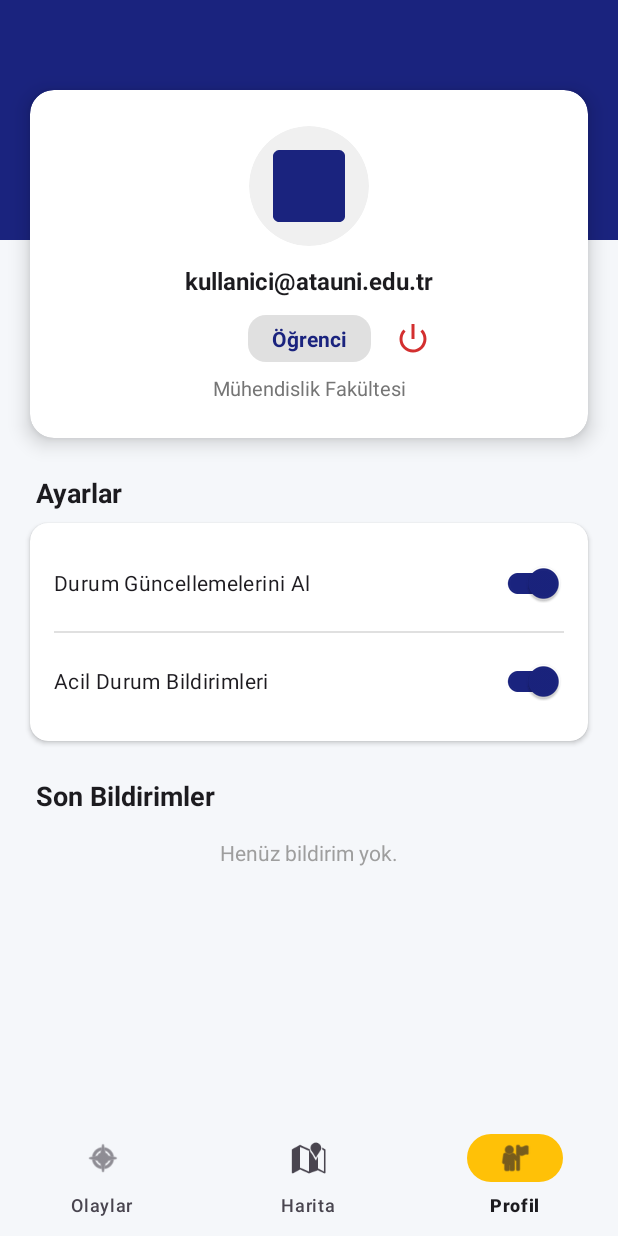
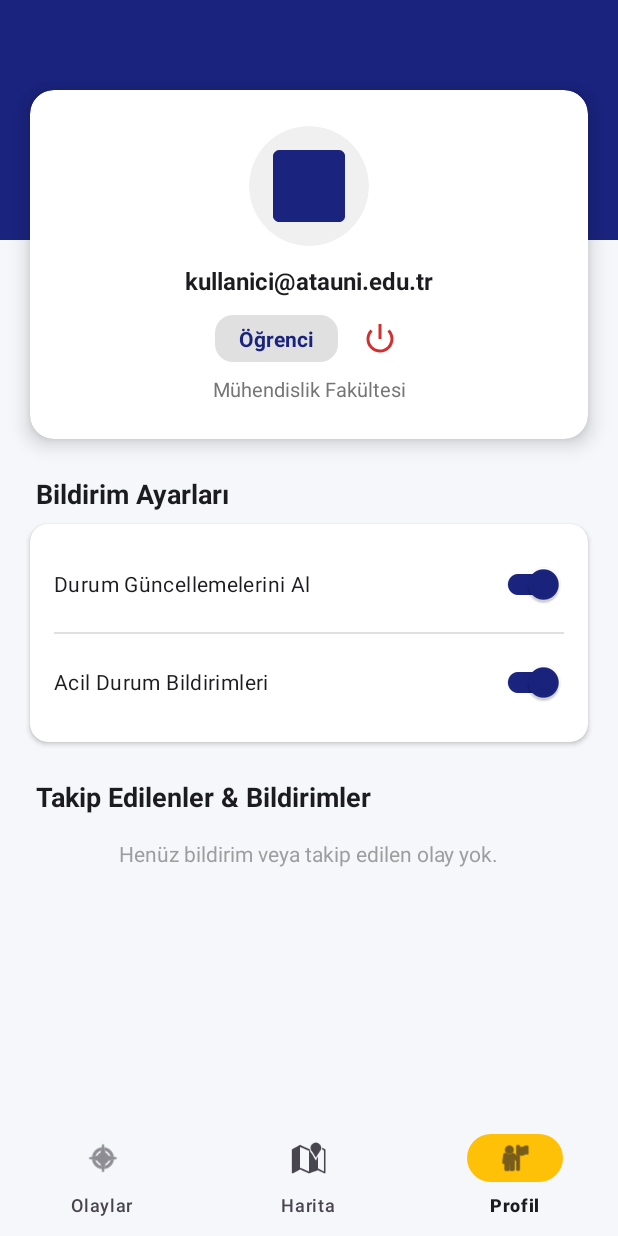
Before and after one commit to alisemiz/Akilli_Kampus_Uygulamasi, an Android app: the ProfileFragment screen opened through its navigation route, on a phone screen of 412 x 824 dp. Run offline under Robolectric (Android 15) with nearby library versions, the phone set to English and light mode, and no system bars; our stand-ins replace Firebase (no records; nobody signed in at launch, a user with empty details on screens opened directly), navigation-ui.

Commit message:
Bildirim ayarları kısmı halledildi: Bildirim kapatma ve açma yapıldı.

```diff
--- a/app/src/main/java/com/alisemiz/akilli_kampus_uygulamasi/MainActivity.kt
+++ b/app/src/main/java/com/alisemiz/akilli_kampus_uygulamasi/MainActivity.kt
@@ -32,31 +32,26 @@ class MainActivity : AppCompatActivity() {
     private val db = FirebaseFirestore.getInstance()
     private val auth = FirebaseAuth.getInstance()
 
-    // Bildirim Dinleyicileri
     private var followListener: ListenerRegistration? = null
     private var emergencyListener: ListenerRegistration? = null
+
     private val appStartTime = Date()
-
-    // Auth Durum Dinleyicisi
     private lateinit var authStateListener: FirebaseAuth.AuthStateListener
 
-    // Bildirim İzni İsteyici (Android 13+ için gerekli)
     private val requestPermissionLauncher = registerForActivityResult(
         ActivityResultContracts.RequestPermission()
     ) { isGranted: Boolean ->
         if (!isGranted) {
-            Toast.makeText(this, "Acil durum bildirimlerini almak için izin vermelisiniz.", Toast.LENGTH_LONG).show()
+            Toast.makeText(this, "Bildirim izni verilmedi.", Toast.LENGTH_LONG).show()
         }
     }
 
     override fun onCreate(savedInstanceState: Bundle?) {
         super.onCreate(savedInstanceState)
-
-        // 1. Tasarımı Yükle
         binding = ActivityMainBinding.inflate(layoutInflater)
         setContentView(binding.root)
 
-        // 2. Tam Ekran Modu (Safe Immersive Mode)
+        // Tam Ekran Ayarları
         window.decorView.post {
             if (Build.VERSION.SDK_INT >= Build.VERSION_CODES.R) {
                 window.insetsController?.let { controller ->
@@ -66,47 +61,34 @@ class MainActivity : AppCompatActivity() {
             } else {
                 @Suppress("DEPRECATION")
                 window.decorView.systemUiVisibility = (
-                        View.SYSTEM_UI_FLAG_FULLSCREEN
-                                or View.SYSTEM_UI_FLAG_HIDE_NAVIGATION
-                                or View.SYSTEM_UI_FLAG_IMMERSIVE_STICKY
+                        View.SYSTEM_UI_FLAG_FULLSCREEN or View.SYSTEM_UI_FLAG_HIDE_NAVIGATION or View.SYSTEM_UI_FLAG_IMMERSIVE_STICKY
                         )
             }
         }
 
-        // 3. Bildirim İzni İste (Uygulama açılınca)
         askNotificationPermission()
 
-        // 4. Navigasyon Ayarları
         val navHostFragment = supportFragmentManager.findFragmentById(R.id.fragmentContainerView) as NavHostFragment
         val navController = navHostFragment.navController
         binding.bottomNavigationView.setupWithNavController(navController)
 
-        // 5. Menü Görünürlük Ayarları
         navController.addOnDestinationChangedListener { _, destination, _ ->
             when (destination.id) {
-                R.id.homeFragment,
-                R.id.mapFragment,
-                R.id.profileFragment,
-                R.id.notificationsFragment -> { // Takip sekmesi burada
+                R.id.homeFragment, R.id.mapFragment, R.id.profileFragment -> {
                     binding.bottomNavigationView.visibility = View.VISIBLE
                 }
-                else -> {
-                    binding.bottomNavigationView.visibility = View.GONE
-                }
+                else -> binding.bottomNavigationView.visibility = View.GONE
             }
         }
 
         createNotificationChannel()
 
-        // 6. Auth Listener
         authStateListener = FirebaseAuth.AuthStateListener { firebaseAuth ->
             val user = firebaseAuth.currentUser
             if (user != null) {
-                checkRoleAndAdjustMenu(user.uid)
                 baslatBildirimTakibi()
             } else {
-                followListener?.remove()
-                emergencyListener?.remove()
+                durdurDinleyiciler()
             }
         }
     }
@@ -129,48 +111,33 @@ class MainActivity : AppCompatActivity() {
         auth.removeAuthStateListener(authStateListener)
     }
 
-    private fun checkRoleAndAdjustMenu(uid: String) {
-        db.collection("users").document(uid).get()
-            .addOnSuccessListener { document ->
-                if (document.exists()) {
-                    // Herkes (Admin ve User) takip sekmesini görsün
-                    val menu = binding.bottomNavigationView.menu
-                    menu.findItem(R.id.notificationsFragment)?.isVisible = true
-                }
-            }
-    }
-
     override fun onResume() {
         super.onResume()
-        if (auth.currentUser != null) {
-            baslatBildirimTakibi()
-        }
+        if (auth.currentUser != null) baslatBildirimTakibi()
     }
 
     private fun baslatBildirimTakibi() {
+        durdurDinleyiciler()
         val uid = auth.currentUser?.uid ?: return
-        val sharedPref = getSharedPreferences("AppSettings", Context.MODE_PRIVATE)
 
-        if (!sharedPref.getBoolean("notifications_enabled", true)) return
-
-        followListener?.remove()
-        emergencyListener?.remove()
-
-        // 1. Takip Edilen Olaylar
+        // 1. TAKİP BİLDİRİMLERİ (Normal)
         followListener = db.collection("incidents")
             .whereArrayContains("followers", uid)
             .addSnapshotListener { snapshots, e ->
                 if (e != null) return@addSnapshotListener
+
                 for (doc in snapshots!!.documentChanges) {
                     if (doc.type == DocumentChange.Type.MODIFIED) {
                         val title = doc.document.getString("title") ?: "Olay"
                         val newStatus = doc.document.getString("status") ?: "Güncellendi"
-                        bildirimGonder("Durum Güncellemesi", "$title durumu '$newStatus' oldu.")
+
+                        // False -> Normal Bildirim
+                        bildirimGonder("Durum Güncellemesi", "$title durumu '$newStatus' oldu.", false)
                     }
                 }
             }
 
-        // 2. Acil Durumlar (Sadece yeniler)
+        // 2. ACİL DURUMLAR
         emergencyListener = db.collection("incidents")
             .whereEqualTo("status", "ACİL")
             .addSnapshotListener { snapshots, e ->
@@ -181,27 +148,55 @@ class MainActivity : AppCompatActivity() {
                         if (timestamp != null && timestamp.after(appStartTime)) {
                             val title = doc.document.getString("title") ?: "ACİL DURUM"
                             val desc = doc.document.getString("description") ?: "Kampüste acil durum!"
-                            bildirimGonder("⚠️ $title", desc)
+
+                            // True -> Acil Bildirim
+                            bildirimGonder("⚠️ $title", desc, true)
                         }
                     }
                 }
             }
     }
 
-    private fun bildirimGonder(baslik: String, icerik: String) {
+    private fun durdurDinleyiciler() {
+        followListener?.remove()
+        emergencyListener?.remove()
+    }
+
+    private fun bildirimGonder(baslik: String, icerik: String, isEmergency: Boolean) {
+        val sharedPref = getSharedPreferences("AppSettings", Context.MODE_PRIVATE)
+        val allowStatusUpdates = sharedPref.getBoolean("pref_status_updates", true)
+        val allowEmergency = sharedPref.getBoolean("pref_emergency", true)
+
+        // AYAR KONTROLÜ
+        if (isEmergency) {
+            if (!allowEmergency) return
+        } else {
+            if (!allowStatusUpdates) return
+        }
+
+        // İZİN KONTROLÜ
         if (Build.VERSION.SDK_INT >= Build.VERSION_CODES.TIRAMISU) {
             if (ActivityCompat.checkSelfPermission(this, Manifest.permission.POST_NOTIFICATIONS) != PackageManager.PERMISSION_GRANTED) {
                 return
             }
         }
 
-        val builder = NotificationCompat.Builder(this, "CHANNEL_ID")
-            .setSmallIcon(android.R.drawable.stat_sys_warning)
+        // KANAL AYARLARI (GÜNCELLENDİ: Kanal ID'si değiştiği için ayarlar sıfırlanacak ve sesli gelecek)
+        val channelId = if (isEmergency) "EMERGENCY_CHANNEL" else "DEFAULT_CHANNEL_V2" // V2 ekledik ki ayar yenilensin
+
+        // ÖNEMLİ: Normal bildirimleri de HIGH yaptık ki ekrana düşsün
+        val priority = NotificationCompat.PRIORITY_MAX
+        val vibratePattern = longArrayOf(0, 500, 200, 500)
+
+        val icon = if (isEmergency) android.R.drawable.stat_sys_warning else android.R.drawable.ic_popup_reminder
+
+        val builder = NotificationCompat.Builder(this, channelId)
+            .setSmallIcon(icon)
             .setContentTitle(baslik)
             .setContentText(icerik)
             .setStyle(NotificationCompat.BigTextStyle().bigText(icerik))
-            .setPriority(NotificationCompat.PRIORITY_MAX)
-            .setVibrate(longArrayOf(0, 500, 200, 500))
+            .setPriority(priority)
+            .setVibrate(vibratePattern)
             .setAutoCancel(true)
 
         with(NotificationManagerCompat.from(this)) {
@@ -211,11 +206,21 @@ class MainActivity : AppCompatActivity() {
 
     private fun createNotificationChannel() {
         if (Build.VERSION.SDK_INT >= Build.VERSION_CODES.O) {
-            val channel = NotificationChannel("CHANNEL_ID", "Olay Bildirimleri", NotificationManager.IMPORTANCE_HIGH).apply {
-                description = "Acil durum ve takip bildirimleri"
+            val notificationManager = getSystemService(Context.NOTIFICATION_SERVICE) as NotificationManager
+
+            // Acil Durum Kanalı
+            val emergencyChannel = NotificationChannel("EMERGENCY_CHANNEL", "Acil Durumlar", NotificationManager.IMPORTANCE_HIGH).apply {
+                description = "Yüksek öncelikli acil durum bildirimleri"
                 enableVibration(true)
             }
-            getSystemService(NotificationManager::class.java).createNotificationChannel(channel)
+            notificationManager.createNotificationChannel(emergencyChannel)
+
+            // GÜNCELLENDİ: Normal Kanal (V2) - Artık bu da IMPORTANCE_HIGH (Sesli ve Pop-up)
+            val defaultChannel = NotificationChannel("DEFAULT_CHANNEL_V2", "Takip Bildirimleri", NotificationManager.IMPORTANCE_HIGH).apply {
+                description = "Olay durum güncellemeleri"
+                enableVibration(true)
+            }
+            notificationManager.createNotificationChannel(defaultChannel)
         }
     }
 }
--- a/app/src/main/java/com/alisemiz/akilli_kampus_uygulamasi/ui/profile/ProfileFragment.kt
+++ b/app/src/main/java/com/alisemiz/akilli_kampus_uygulamasi/ui/profile/ProfileFragment.kt
@@ -1,11 +1,11 @@
 package com.alisemiz.akilli_kampus_uygulamasi.ui.profile
 
+import android.content.Context
 import android.content.Intent
 import android.os.Bundle
 import android.view.LayoutInflater
 import android.view.View
 import android.view.ViewGroup
-import android.widget.Toast
 import androidx.fragment.app.Fragment
 import androidx.navigation.fragment.findNavController
 import androidx.recyclerview.widget.LinearLayoutManager
@@ -37,22 +37,47 @@ class ProfileFragment : Fragment() {
     override fun onViewCreated(view: View, savedInstanceState: Bundle?) {
         super.onViewCreated(view, savedInstanceState)
 
+        // Verileri Yükle
         kullaniciBilgileriniGetir()
         setupRecyclerView()
         takipEdilenleriGetir()
 
-        // ÇIKIŞ YAPMA İŞLEMİ (DÜZELTİLEN KISIM)
+        // YENİ: Ayarları Yönet (Switch'leri çalıştırır)
+        bildirimAyarlariniYonet()
+
+        // ÇIKIŞ YAPMA İŞLEMİ
         binding.btnLogout.setOnClickListener {
             // 1. Firebase'den çıkış yap
             auth.signOut()
 
-            // 2. Uygulamayı/Aktiviteyi yeniden başlat
-            // Bu işlem uygulamayı kapatıp açmış gibi yapar, böylece LoginFragment'a döner.
+            // 2. Uygulamayı yeniden başlatarak Login ekranına at
             val intent = requireActivity().intent
             requireActivity().finish()
             startActivity(intent)
         }
     }
+
+    // --- YENİ EKLENEN FONKSİYON: AYARLAR MANTIĞI ---
+    private fun bildirimAyarlariniYonet() {
+        // SharedPreferences (Hafıza) Erişim
+        val sharedPref = requireActivity().getSharedPreferences("AppSettings", Context.MODE_PRIVATE)
+
+        // 1. Mevcut Durumu Yükle (Varsayılan: true/açık)
+        // Uygulama açıldığında switch'lerin doğru konumda durmasını sağlar.
+        binding.switchStatus.isChecked = sharedPref.getBoolean("pref_status_updates", true)
+        binding.switchEmergency.isChecked = sharedPref.getBoolean("pref_emergency", true)
+
+        // 2. Switch Değişikliklerini Dinle ve Kaydet
+        // Kullanıcı butona bastığı an yeni durumu hafızaya yazar.
+        binding.switchStatus.setOnCheckedChangeListener { _, isChecked ->
+            sharedPref.edit().putBoolean("pref_status_updates", isChecked).apply()
+        }
+
+        binding.switchEmergency.setOnCheckedChangeListener { _, isChecked ->
+            sharedPref.edit().putBoolean("pref_emergency", isChecked).apply()
+        }
+    }
+    // ------------------------------------------------
 
     private fun kullaniciBilgileriniGetir() {
         val uid = auth.currentUser?.uid ?: return
@@ -76,11 +101,10 @@ class ProfileFragment : Fragment() {
             listOf(),
             onClick = { id ->
                 val bundle = Bundle().apply { putString("incidentId", id) }
-                // Navigasyon hatası olursa uygulama çökmesin diye try-catch
                 try {
                     findNavController().navigate(R.id.incidentDetailFragment, bundle)
                 } catch (e: Exception) {
-                    // Eğer global action yoksa hata verebilir, ama genelde ID ile çalışır
+                    e.printStackTrace()
                 }
             },
             onLongClick = {}
--- a/app/src/main/res/layout/fragment_profile.xml
+++ b/app/src/main/res/layout/fragment_profile.xml
@@ -70,6 +70,17 @@
                     app:layout_constraintStart_toStartOf="parent"
                     app:layout_constraintEnd_toEndOf="parent"/>
 
+                <LinearLayout
+                    android:id="@+id/layoutRoleLogout"
+                    android:layout_width="wrap_content"
+                    android:layout_height="wrap_content"
+                    android:orientation="horizontal"
+                    android:gravity="center_vertical"
+                    android:layout_marginTop="12dp"
+                    app:layout_constraintTop_toBottomOf="@id/tvUserEmail"
+                    app:layout_constraintStart_toStartOf="parent"
+                    app:layout_constraintEnd_toEndOf="parent">
+
                     <TextView
                         android:id="@+id/tvUserRole"
                         android:layout_width="wrap_content"
@@ -80,23 +91,17 @@
                         android:textStyle="bold"
                         android:background="@drawable/bg_status_badge"
                         android:paddingHorizontal="16dp"
-                    android:paddingVertical="6dp"
-                    android:layout_marginTop="12dp"
-                    app:layout_constraintTop_toBottomOf="@id/tvUserEmail"
-                    app:layout_constraintStart_toStartOf="parent"
-                    app:layout_constraintEnd_toEndOf="parent"/>
+                        android:paddingVertical="6dp"/>
 
                     <ImageButton
                         android:id="@+id/btnLogout"
-                    android:layout_width="40dp"
-                    android:layout_height="40dp"
-                    android:layout_marginStart="8dp"
+                        android:layout_width="32dp"
+                        android:layout_height="32dp"
+                        android:layout_marginStart="12dp"
                         android:background="?attr/selectableItemBackgroundBorderless"
                         android:src="@android:drawable/ic_lock_power_off"
-                    app:tint="#D32F2F"
-                    app:layout_constraintStart_toEndOf="@id/tvUserRole"
-                    app:layout_constraintTop_toTopOf="@id/tvUserRole"
-                    app:layout_constraintBottom_toBottomOf="@id/tvUserRole" />
+                        app:tint="#D32F2F" />
+                </LinearLayout>
 
                 <TextView
                     android:id="@+id/tvUnitInfo"
@@ -106,7 +111,7 @@
                     android:textSize="13sp"
                     android:textColor="#757575"
                     android:layout_marginTop="8dp"
-                    app:layout_constraintTop_toBottomOf="@id/tvUserRole"
+                    app:layout_constraintTop_toBottomOf="@id/layoutRoleLogout"
                     app:layout_constraintStart_toStartOf="parent"
                     app:layout_constraintEnd_toEndOf="parent"/>
 
@@ -117,7 +122,7 @@
             android:id="@+id/tvSettingsTitle"
             android:layout_width="wrap_content"
             android:layout_height="wrap_content"
-            android:text="Ayarlar"
+            android:text="Bildirim Ayarları"
             android:textStyle="bold"
             android:textSize="18sp"
             android:textColor="?attr/colorOnSurface"
@@ -144,7 +149,7 @@
                 android:padding="16dp">
 
                 <com.google.android.material.switchmaterial.SwitchMaterial
-                    android:id="@+id/switchStatusUpdates"
+                    android:id="@+id/switchStatus"
                     android:layout_width="match_parent"
                     android:layout_height="wrap_content"
                     android:text="Durum Güncellemelerini Al"
@@ -171,7 +176,7 @@
             android:id="@+id/tvFollowHeader"
             android:layout_width="wrap_content"
             android:layout_height="wrap_content"
-            android:text="Son Bildirimler"
+            android:text="Takip Edilenler &amp; Bildirimler"
             android:textStyle="bold"
             android:textSize="18sp"
             android:textColor="?attr/colorOnSurface"
@@ -184,7 +189,7 @@
             android:id="@+id/tvEmptyState"
             android:layout_width="wrap_content"
             android:layout_height="wrap_content"
-            android:text="Henüz bildirim yok."
+            android:text="Henüz bildirim veya takip edilen olay yok."
             android:textColor="#9E9E9E"
             android:layout_marginTop="16dp"
             android:visibility="gone"
```
Also changed, not shown: app/src/main/java/com/alisemiz/akilli_kampus_uygulamasi/ui/add/AddIncidentFragment.kt (+49 -15 lines). Lines whose indentation alone changed are shown as unchanged.
